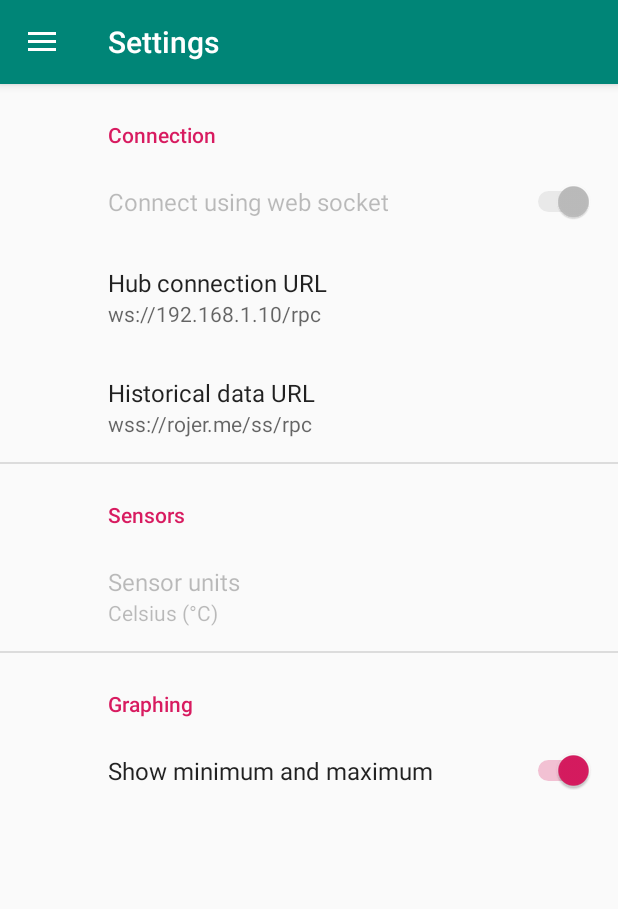
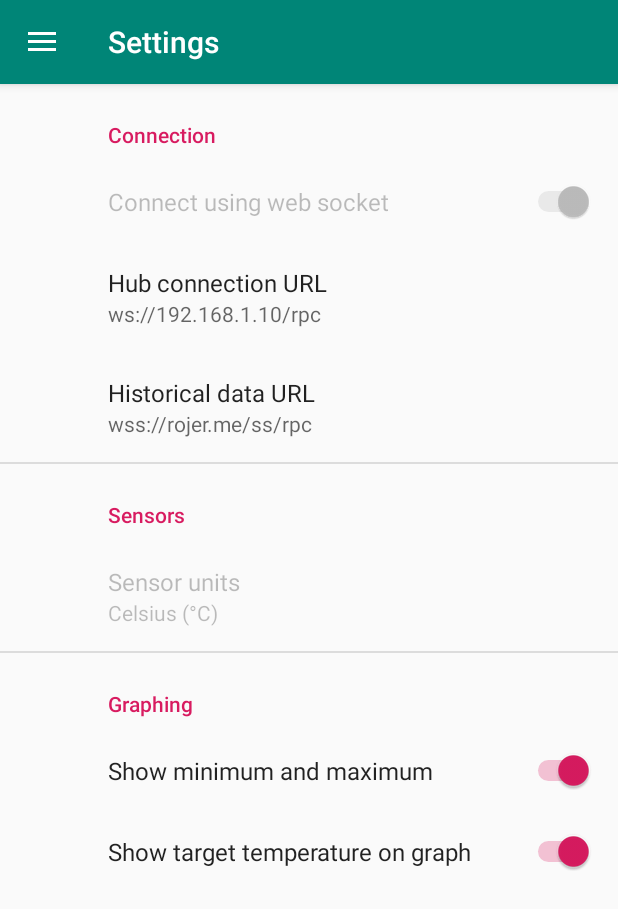
Before and after one commit to rojer/myhome, an Android app: the screen it shows after launch (MainActivity), in the side drawer, after a tap on "Settings", on a phone screen of 412 x 824 dp. Shown: the top 909 px of the screen. Run offline under Robolectric (Android 15) with nearby library versions, the phone set to English and light mode, and no system bars; our stand-ins replace androidx.preference; Roboto replaces fonts that are not available here.

Commit message:
Display target temperature on graph (#8)
* This commit fixes #8

Signed-off-by: Timothy Langer <zeevox.dev@gmail.com>

```diff
--- a/app/app/src/main/java/net/zeevox/myhome/ui/SettingsFragment.java
+++ b/app/app/src/main/java/net/zeevox/myhome/ui/SettingsFragment.java
@@ -15,6 +15,7 @@ public class SettingsFragment extends PreferenceFragmentCompat {
     public static final String DATA_URL = "data_url";
     public static final String HUB_URL = "hub_url";
     public static final String SHOW_EXTREMES = "show_extremes";
+    public static final String SHOW_LIMIT_LINE = "show_limit_line";
     public static final String VALUE_UNITS = "value_units";
 
     @Override
--- a/app/app/src/main/res/xml/preferences.xml
+++ b/app/app/src/main/res/xml/preferences.xml
@@ -33,5 +33,9 @@
             android:enabled="true"
             android:key="show_extremes"
             android:title="Show minimum and maximum" />
+        <SwitchPreference
+            android:defaultValue="true"
+            android:key="show_limit_line"
+            android:title="Show target temperature on graph" />
     </PreferenceCategory>
 </PreferenceScreen>
```
Also changed, not shown: app/app/src/main/java/net/zeevox/myhome/ui/GraphFragment.java (+7 -0 lines).
